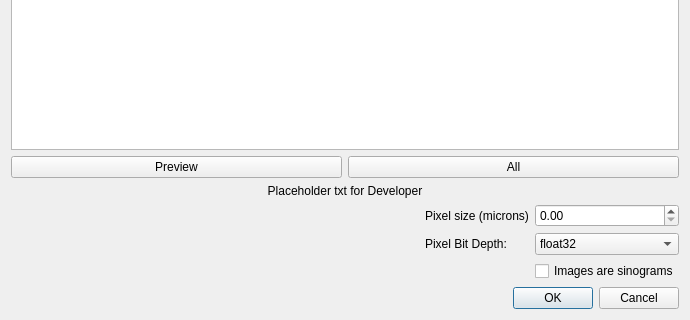
Qt form mantidimaging/gui/ui/load_dialog.ui (mantidproject/mantidimaging) before a commit; both pictures show x 0 to 690 and y 177 to 497 of the 690 by 497 pixel window.
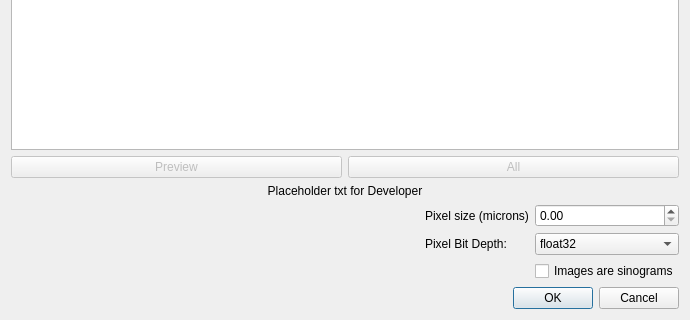
The same form after that commit.

Commit message: Only enable all and preview buttons once a dataset is selected

What changed in the file:
```diff
--- a/mantidimaging/gui/ui/load_dialog.ui
+++ b/mantidimaging/gui/ui/load_dialog.ui
@@ -155,6 +155,9 @@
       <layout class="QHBoxLayout" name="horizontalLayout_3">
        <item>
         <widget class="QPushButton" name="step_preview">
+         <property name="enabled">
+          <bool>false</bool>
+         </property>
          <property name="text">
           <string>Preview</string>
          </property>
@@ -162,6 +165,9 @@
        </item>
        <item>
         <widget class="QPushButton" name="step_all">
+         <property name="enabled">
+          <bool>false</bool>
+         </property>
          <property name="text">
           <string>All</string>
          </property>
```
The commit also changes 3 other files.
